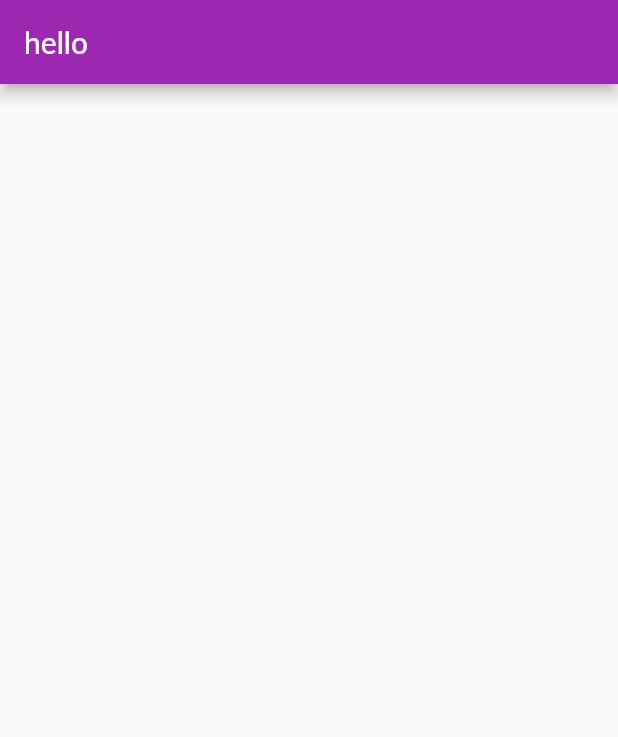
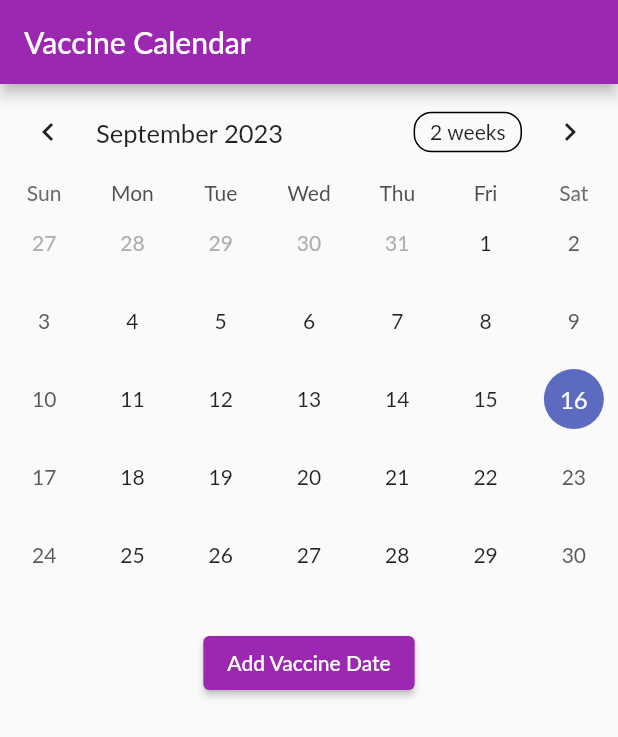
Before and after one commit to KJBotheju/pet, a Flutter app: the page8 screen opened directly, on a phone screen of 412 x 824 dp. Shown: the top 737 px of the screen. Run offline on Flutter 3.47's test engine with Material 2 defaults, Android fonts, the phone set to English and light mode, and no system bars; drawn by our look-alikes of table_calendar; our stand-ins replace carousel_slider, fluttertoast, geolocator, google_maps_flutter, image_picker and 1 more; missing offline and left inert: dart:ffi, flutter_google_places, google_api_headers, google_maps_webservice; accounts and stored records are empty; Roboto replaces fonts that are missing (Lato).

Commit message:
add vaccine details

```diff
--- a/lib/all_pages/page8.dart
+++ b/lib/all_pages/page8.dart
@@ -1,4 +1,7 @@
+// ignore_for_file: prefer_const_constructors
+
 import 'package:flutter/material.dart';
+import 'package:table_calendar/table_calendar.dart';
 
 class page8 extends StatefulWidget {
   @override
@@ -6,12 +9,107 @@ class page8 extends StatefulWidget {
 }
 
 class _page8State extends State<page8> {
+  DateTime _selectedDay = DateTime.now();
+  Map<DateTime, List<String>> _events = {};
+
   @override
   Widget build(BuildContext context) {
     return Scaffold(
       appBar: AppBar(
-        title: Text('hello'),
+        title: Text('Vaccine Calendar'),
+      ),
+      body: SingleChildScrollView(
+        child: Column(
+          children: [
+            TableCalendar(
+              firstDay: DateTime.now().subtract(Duration(days: 365)),
+              lastDay: DateTime.now().add(Duration(days: 365)),
+              focusedDay: DateTime.now(),
+              selectedDayPredicate: (day) => isSameDay(_selectedDay, day),
+              onDaySelected: (selectedDay, focusedDay) {
+                setState(() {
+                  _selectedDay = selectedDay;
+                });
+              },
+              eventLoader: (day) {
+                // This function is used to load events for a given day.
+                // You can return events for the specified day from _events.
+                return _events[day] ?? [];
+              },
+            ),
+            Column(
+              children: [
+                Text(
+                  buildVaccineNameText(),
+                  style: TextStyle(fontSize: 18),
+                ),
+                ElevatedButton(
+                  onPressed: () {
+                    _showVaccineInputDialog(context);
+                  },
+                  child: Text('Add Vaccine Date'),
+                ),
+              ],
+            ),
+          ],
+        ),
       ),
     );
   }
+
+  String buildVaccineNameText() {
+    if (_events[_selectedDay] == null) {
+      return '';
+    } else {
+      return _events[_selectedDay]!.join(', ');
+    }
+  }
+
+  void _showVaccineInputDialog(BuildContext context) {
+    String vaccineName = '';
+
+    showDialog(
+      context: context,
+      builder: (context) {
+        return AlertDialog(
+          title: Text('Enter Vaccine Name'),
+          content: TextFormField(
+            onChanged: (value) {
+              vaccineName = value;
+            },
+            decoration: InputDecoration(
+              labelText: 'Vaccine Name',
+            ),
+          ),
+          actions: [
+            TextButton(
+              onPressed: () {
+                Navigator.of(context).pop();
+              },
+              child: Text('Cancel'),
+            ),
+            TextButton(
+              onPressed: () {
+                if (vaccineName.isNotEmpty) {
+                  _addVaccineDate(vaccineName);
+                  Navigator.of(context).pop();
+                }
+              },
+              child: Text('Save'),
+            ),
+          ],
+        );
+      },
+    );
+  }
+
+  void _addVaccineDate(String vaccineName) {
+    setState(() {
+      if (_events[_selectedDay] == null) {
+        _events[_selectedDay] = [vaccineName];
+      } else {
+        _events[_selectedDay]!.add(vaccineName);
+      }
+    });
+  }
 }
--- a/pubspec.yaml
+++ b/pubspec.yaml
@@ -55,6 +55,9 @@ dependencies:
   flutter_google_places: ^0.3.0
   awesome_snackbar_content: ^0.1.1
   fl_chart: ^0.62.0
+  table_calendar: ^3.0.9
+  flutter_init: ^0.0.1
+
 
 dev_dependencies:
   flutter_test:
```
Also changed, not shown: pubspec.lock.
